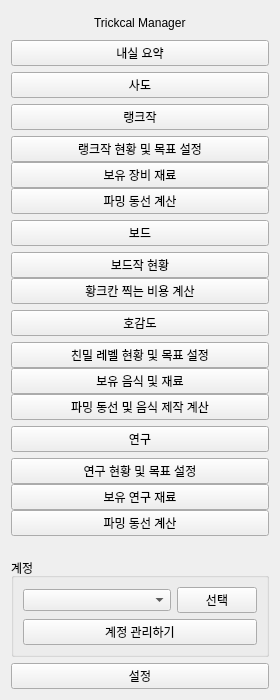
First picture: the form in widgets/ui/sidebar.ui, repository voiderd-sub/trickcal-manager, before the edit.
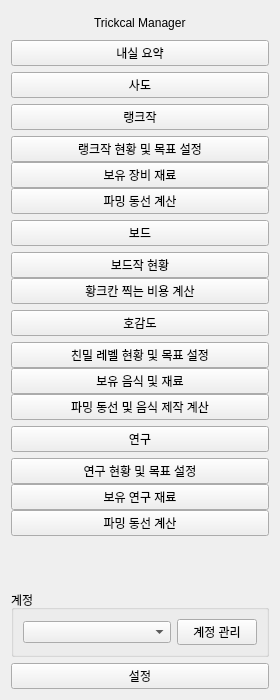
Second picture: the form after the edit. Icons and pictures are not drawn.

Commit message: account_settings finished

Diff of the .ui file:
```diff
--- a/widgets/ui/sidebar.ui
+++ b/widgets/ui/sidebar.ui
@@ -554,8 +554,6 @@
      <property name="title">
       <string>계정</string>
      </property>
-     <layout class="QVBoxLayout" name="verticalLayout_6">
-      <item>
        <layout class="QHBoxLayout" name="horizontalLayout_2">
         <item>
          <widget class="QComboBox" name="account_list">
@@ -568,18 +566,9 @@
          </widget>
         </item>
         <item>
-         <widget class="QPushButton" name="account_select_btn">
-          <property name="text">
-           <string>선택</string>
-          </property>
-         </widget>
-        </item>
-       </layout>
-      </item>
-      <item>
        <widget class="QPushButton" name="account_setting_btn">
         <property name="text">
-         <string>계정 관리하기</string>
+         <string>계정 관리</string>
         </property>
        </widget>
       </item>
```
Left out of the diff: 6 changed lines with no effect on the pictures. Lines whose indentation alone changed are shown as unchanged. The commit also changes 15 other files.
